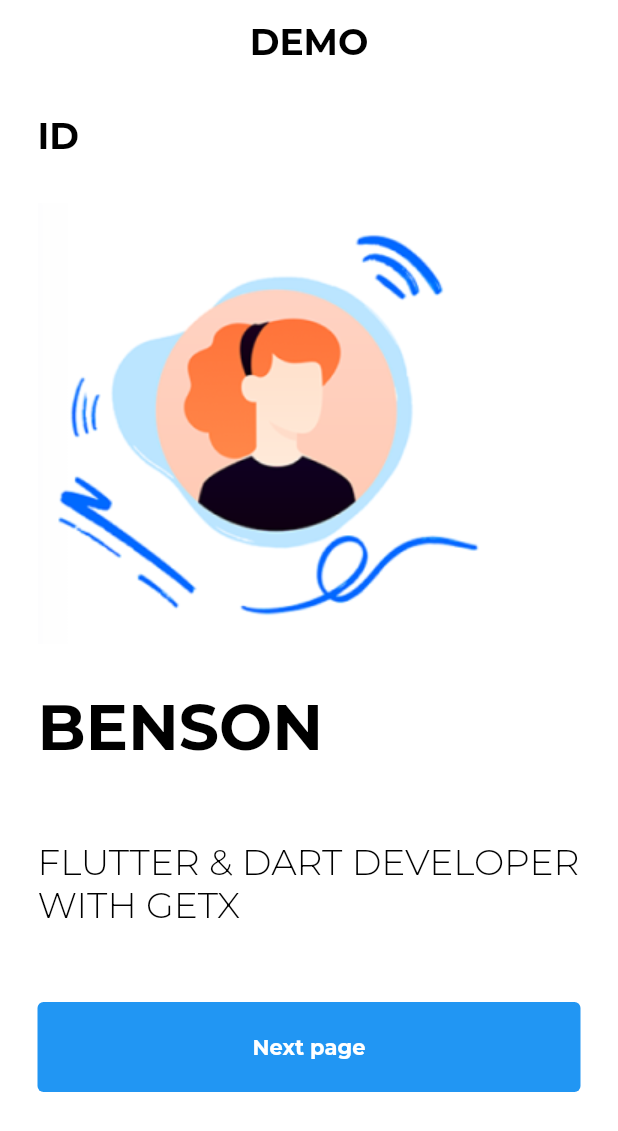
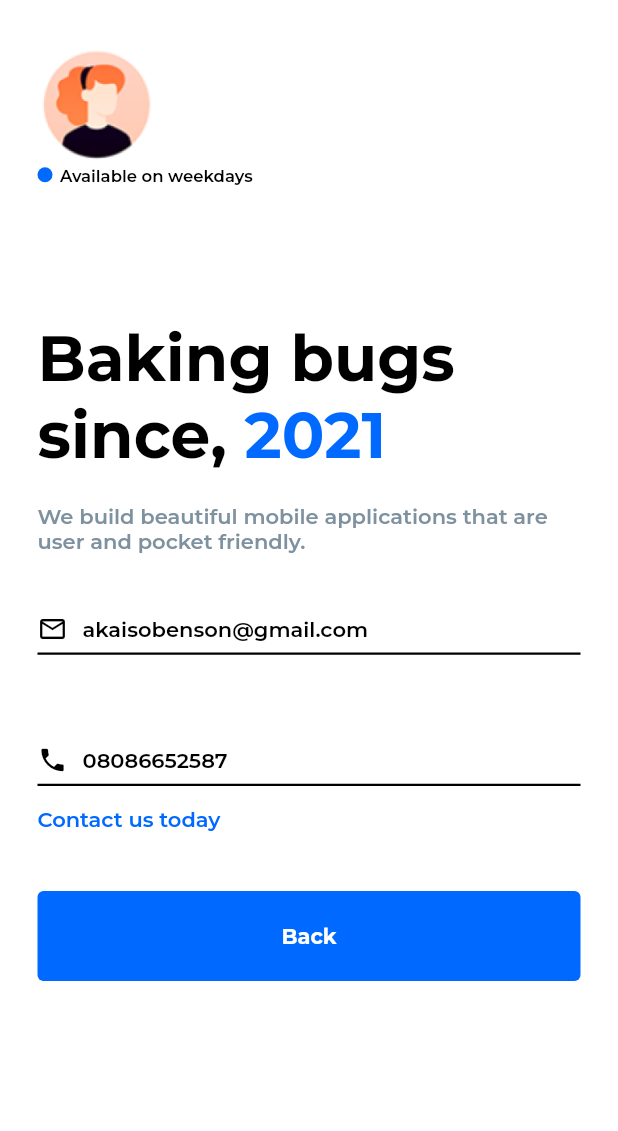
Before and after one commit to Akaiso/demo, a Flutter app: the screen it shows after launch, after a tap on "Next page", on a phone screen of 412 x 824 dp. Shown: the top 1131 px of the screen. Run offline on Flutter 3.47's test engine with Material 2 defaults, Android fonts, the phone set to English and light mode, and no system bars; our stand-ins replace flutter_svg, get, google_fonts.

Commit message:
information page

```diff
--- a/lib/views/home.dart
+++ b/lib/views/home.dart
@@ -1,3 +1,4 @@
+import 'package:demo/views/information.dart';
 import 'package:flutter/material.dart';
 import 'package:get/get.dart';
 import 'package:google_fonts/google_fonts.dart';
@@ -66,9 +67,12 @@ class Home extends StatelessWidget {
                   width: Get.width,
                   height: 60,
                   child: ElevatedButton(
-                    onPressed: () {},
+                    onPressed: () {
+                      Get.to(()=>const Information(), transition: Transition.rightToLeft, duration: const Duration(seconds: 1));
+                    },
                     style: ElevatedButton.styleFrom(
-                        shadowColor: Colors.transparent),
+                        shadowColor: Colors.transparent,
+                    primary: const Color(0xff0069ff)),
                     child: Text(
                       'Next page',
                       style: GoogleFonts.montserrat(
--- a/lib/views/information.dart
+++ b/lib/views/information.dart
@@ -0,0 +1,161 @@
+import 'package:flutter/material.dart';
+import 'package:flutter_svg/flutter_svg.dart';
+import 'package:get/get.dart';
+import 'package:get/get_core/src/get_main.dart';
+import 'package:google_fonts/google_fonts.dart';
+
+class Information extends StatelessWidget {
+  const Information({Key? key}) : super(key: key);
+
+  @override
+  Widget build(BuildContext context) {
+    return SafeArea(
+      child: Scaffold(
+        backgroundColor: Colors.white,
+        body: SingleChildScrollView(
+          child: Padding(
+            padding: const EdgeInsets.symmetric(horizontal: 25.0),
+            child: Column(
+              crossAxisAlignment: CrossAxisAlignment.start,
+              children: [
+                const SizedBox(height: 30),
+                CircleAvatar(
+                  radius: 40,
+                  backgroundColor: Colors.white,
+                  child: Image.asset('assets/images/pngs/avatar.png'),
+                ),
+                Row(
+                  children: [
+                    const CircleAvatar(
+                      radius: 5,
+                      backgroundColor: Color(0xff0069ff),
+                    ),
+                    const SizedBox(width: 5),
+                    Text(
+                      'Available on weekdays',
+                      style: GoogleFonts.montserrat(
+                          fontWeight: FontWeight.w600,
+                          fontSize: 11,
+                          color: Colors.black),
+                    ),
+                  ],
+                ),
+                const SizedBox(height: 90),
+                Container(
+                  width: Get.width * 0.9,
+                  child: RichText(
+                    text: TextSpan(
+                        text: 'Baking bugs since,',
+                        style: GoogleFonts.montserrat(
+                            fontWeight: FontWeight.w700,
+                            fontSize: 42,
+                            color: Colors.black),
+                        children: [
+                          TextSpan(
+                            text: ' 2021',
+                            style: GoogleFonts.montserrat(
+                                fontWeight: FontWeight.w700,
+                                fontSize: 42,
+                                color: const Color(0xff0069ff)),
+                          )
+                        ]),
+                  ),
+                ),
+                const SizedBox(height: 20),
+                Text(
+                  'We build beautiful mobile applications that are user and pocket friendly.',
+                  style: GoogleFonts.montserrat(
+                      color: const Color(0xff7e919e),
+                      fontSize: 14,
+                      fontWeight: FontWeight.w600),
+                ),
+                const SizedBox(height: 40),
+                Row(
+                  children: [
+                    Icon(
+                      Icons.mail_outline,
+                      size: 20,
+                      color: Colors.black,
+                    ),
+                    SizedBox(width: 10),
+                    Text(
+                      'akaisobenson@gmail.com',
+                      style: GoogleFonts.montserrat(
+                          color: Colors.black,
+                          fontSize: 14,
+                          fontWeight: FontWeight.w600),
+                    ),
+                  ],
+                ),
+                SizedBox(height: 6),
+                Container(
+                  width: Get.width,
+                  height: 1.5,
+                  color: Colors.black,
+                ),
+                const SizedBox(
+                  height: 60,
+                ),
+                Row(
+                  children: [
+                    //  SvgPicture.asset('assets/images/svgs/bi_telephone.svg'),
+                    Icon(
+                      Icons.phone,
+                      size: 20,
+                      color: Colors.black,
+                    ),
+                    SizedBox(width: 10),
+
+                    Text(
+                      '08086652587',
+                      style: GoogleFonts.montserrat(
+                          color: Colors.black,
+                          fontSize: 14,
+                          fontWeight: FontWeight.w600),
+                    ),
+                  ],
+                ),
+                const SizedBox(height: 6),
+                Container(
+                  width: Get.width,
+                  height: 1.5,
+                  color: Colors.black,
+                ),
+                const SizedBox(height: 13),
+                Text(
+                  'Contact us today',
+                  style: GoogleFonts.montserrat(
+                      color: const Color(0xff0069ff),
+                      fontSize: 14,
+                      fontWeight: FontWeight.w600),
+                ),
+                const SizedBox(
+                  height: 40,
+                ),
+                SizedBox(
+                  width: Get.width,
+                  height: 60,
+                  child: ElevatedButton(
+                    onPressed: () {
+                      Get.back();
+                    },
+                    style: ElevatedButton.styleFrom(
+                        shadowColor: Colors.transparent,
+                        primary: const Color(0xff0069ff)),
+                    child: Text(
+                      'Back',
+                      style: GoogleFonts.montserrat(
+                          color: Colors.white,
+                          fontSize: 14,
+                          fontWeight: FontWeight.w700),
+                    ),
+                  ),
+                ),
+              ],
+            ),
+          ),
+        ),
+      ),
+    );
+  }
+}
```
Also changed, not shown: assets/images/pngs/avatar.png (added), assets/images/svgs/bi_telephone.svg (added).
